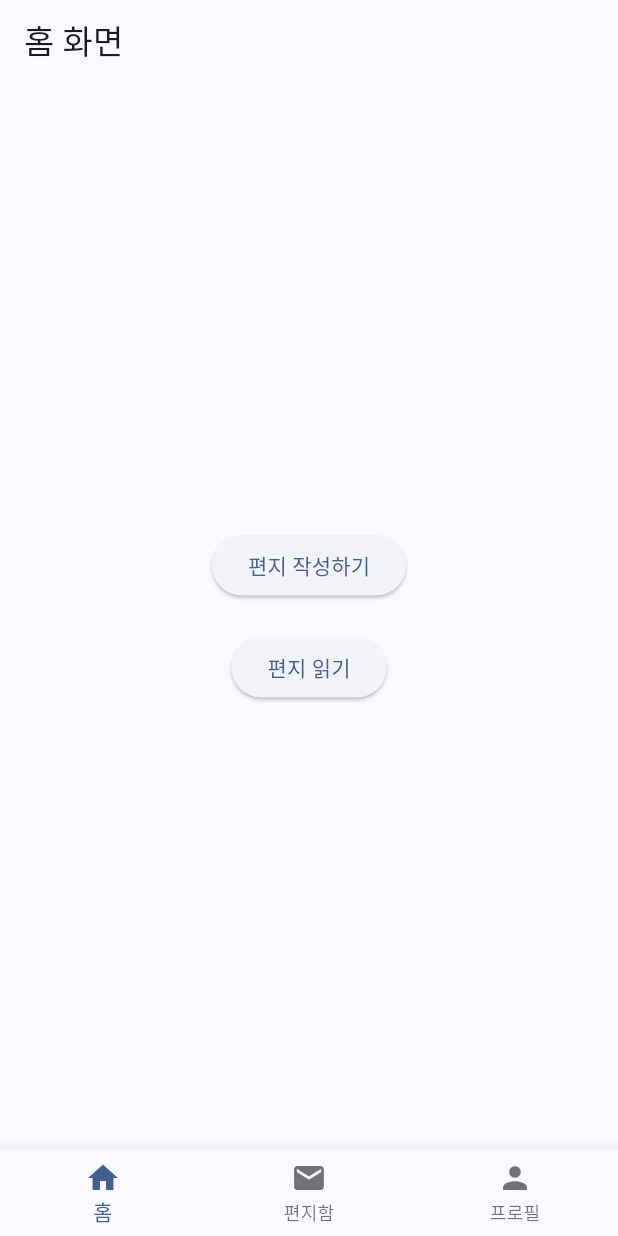
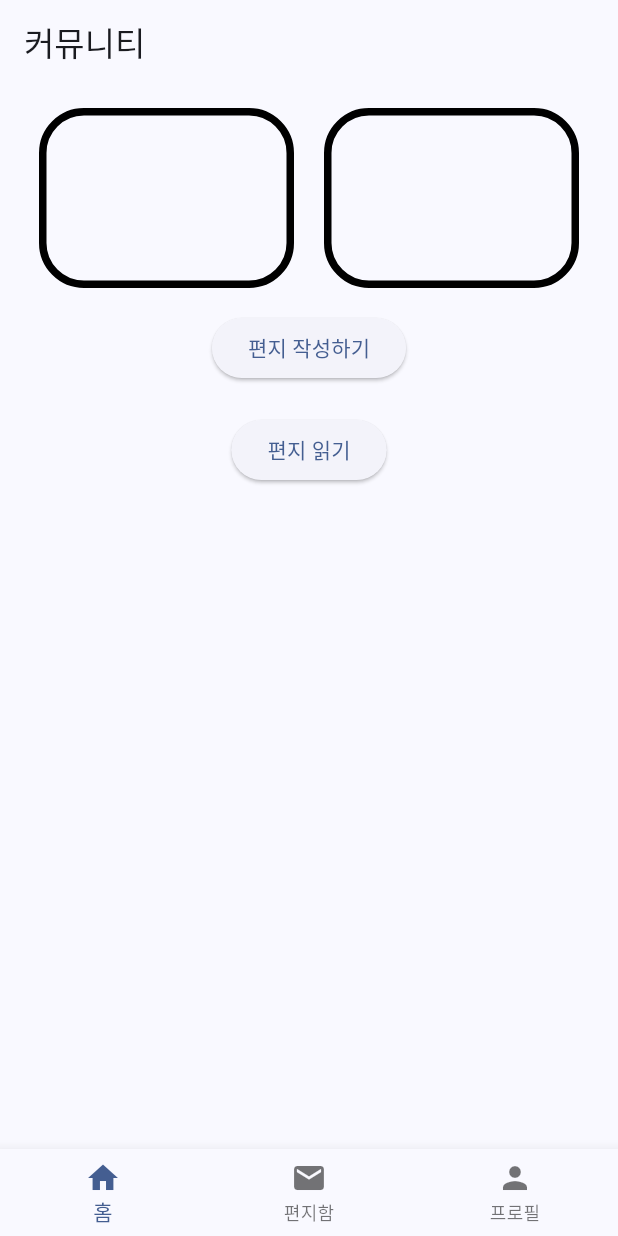
Before and after one commit to UniBond-jijijin/UniBond-flutter, a Flutter app: the screen it shows after launch, on a phone screen of 412 x 824 dp. Run offline on Flutter 3.47's test engine with Material 2 defaults, Android fonts, the phone set to English and light mode, and no system bars.

Commit message:
#8 Feat: home UI 수정

```diff
--- a/unibond/lib/screens/home_screen.dart
+++ b/unibond/lib/screens/home_screen.dart
@@ -20,12 +20,43 @@ class HomeScreen extends StatelessWidget {
   Widget build(BuildContext context) {
     return Scaffold(
       appBar: AppBar(
-        title: const Text("홈 화면"),
+        title: const Text("커뮤니티"),
       ),
       body: Center(
         child: Column(
-          mainAxisAlignment: MainAxisAlignment.center,
+          mainAxisAlignment: MainAxisAlignment.start,
           children: [
+            const SizedBox(height: 16),
+            Padding(
+              padding: const EdgeInsets.symmetric(horizontal: 16.0),
+              child: Row(
+                mainAxisAlignment: MainAxisAlignment.center,
+                children: [
+                  Container(
+                    height: 120,
+                    width: 170,
+                    decoration: BoxDecoration(
+                      border: Border.all(
+                        width: 5,
+                      ),
+                      borderRadius: BorderRadius.circular(30),
+                    ),
+                  ),
+                  const SizedBox(width: 20),
+                  Container(
+                    height: 120,
+                    width: 170,
+                    decoration: BoxDecoration(
+                      border: Border.all(
+                        width: 5,
+                      ),
+                      borderRadius: BorderRadius.circular(30),
+                    ),
+                  ),
+                ],
+              ),
+            ),
+            const SizedBox(height: 16),
             ElevatedButton(
               onPressed: () {
                 Navigator.push(
```
